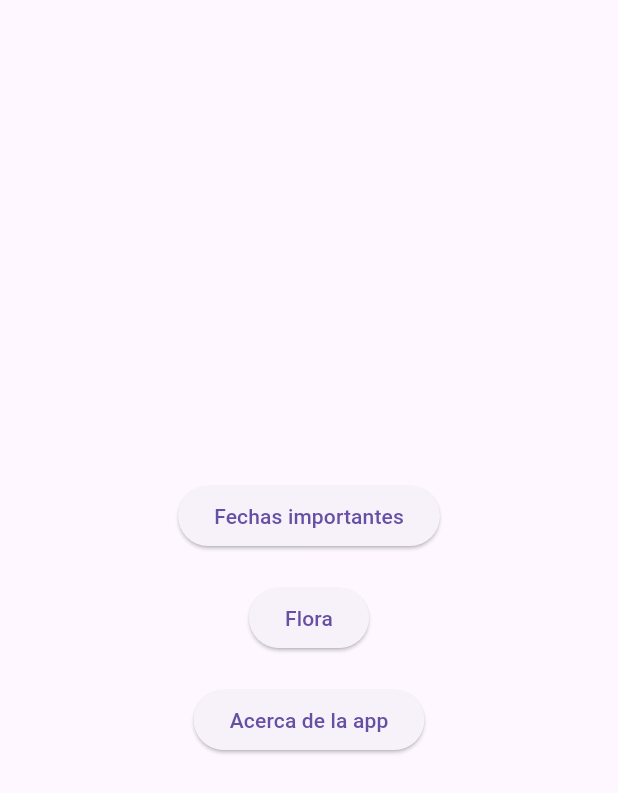
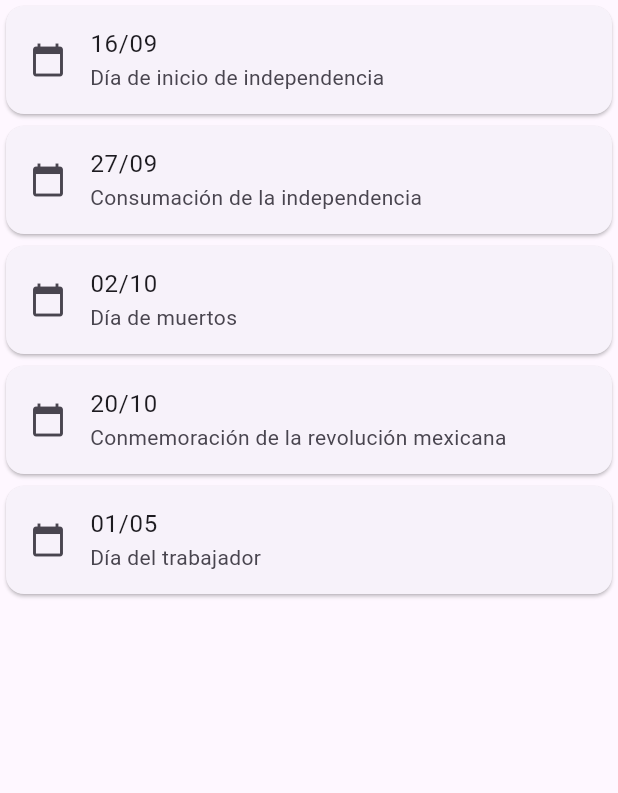
Before and after one commit to sara-jr/proyecto-flutter, a Flutter app: the screen it shows after launch, after a tap on "Fechas importantes", on a phone screen of 412 x 824 dp. Shown: the top 793 px of the screen. Run offline on Flutter 3.47's test engine with Material 3 defaults, Android fonts, the phone set to English and light mode, and no system bars.

Commit message:
Creada la pantalla que lista feriados

```diff
--- /dev/null
+++ b/lib/hollydays.dart
@@ -0,0 +1,38 @@
+import 'package:flutter/material.dart';
+
+class HollydayList extends StatelessWidget {
+  HollydayList({super.key});
+  final hollydays = <Map>[
+    <String, String>{'date': '16/09', 'name': 'Día de inicio de independencia'},
+    <String, String>{
+      'date': '27/09',
+      'name': 'Consumación de la independencia'
+    },
+    <String, String>{'date': '02/10', 'name': 'Día de muertos'},
+    <String, String>{
+      'date': '20/10',
+      'name': 'Conmemoración de la revolución mexicana'
+    },
+    <String, String>{'date': '01/05', 'name': 'Día del trabajador'},
+  ];
+
+  Widget buildEntry(BuildContext context, int index) {
+    return Card(
+      child: ListTile(
+        leading: const Icon(Icons.calendar_today),
+        title: Text(hollydays[index]['date']),
+        subtitle: Text(hollydays[index]['name']),
+      ),
+    );
+  }
+
+  @override
+  Widget build(BuildContext context) {
+    return Scaffold(
+      body: ListView.builder(
+        itemBuilder: buildEntry,
+        itemCount: hollydays.length,
+      ),
+    );
+  }
+}
--- a/lib/main.dart
+++ b/lib/main.dart
@@ -1,5 +1,6 @@
 import 'package:flutter/material.dart';
 import 'package:integradora/home.dart';
+import 'package:integradora/hollydays.dart';
 
 void main() {
   runApp(const MyApp());
@@ -14,6 +15,7 @@ class MyApp extends StatelessWidget {
       initialRoute: '/',
       routes: {
         '/': (context) => const HomePage(),
+        '/dates': (context) => HollydayList(),
       },
     );
   }
```
